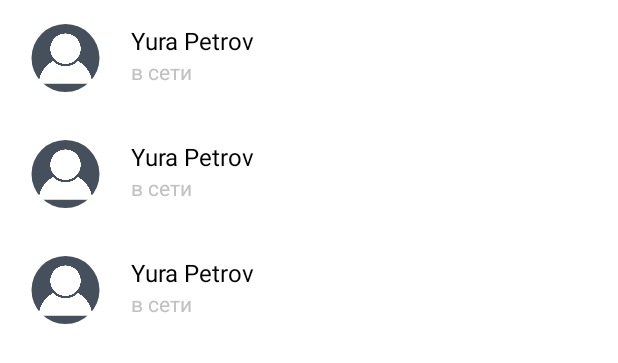
After one commit to SANWARES/CloneTelegram, an Android app: the layout fragment_contacts.xml on its own in the app's theme, with its tools: preview values and no code run, on a phone screen of 412 x 824 dp. The commit adds this screen. Shown: the top 363 px of the screen. Run offline under Robolectric (Android 15) with nearby library versions, the phone set to English and light mode, and no system bars.

Commit message:
Lesson 34

```diff
--- a/app/build.gradle
+++ b/app/build.gradle
@@ -71,4 +71,6 @@ dependencies {
     // Picasso
     implementation 'com.squareup.picasso:picasso:2.71828'
 
+    implementation 'com.firebaseui:firebase-ui-database:7.0.0'
+
 }
--- a/app/src/main/java/com/example/clonetelegram/MainActivity.kt
+++ b/app/src/main/java/com/example/clonetelegram/MainActivity.kt
@@ -23,7 +23,7 @@ class MainActivity : AppCompatActivity() {
 
     private lateinit var mBinding: ActivityMainBinding
     lateinit var mAppDrawer: AppDrawer
-    private lateinit var mToolbar: androidx.appcompat.widget.Toolbar
+    lateinit var mToolbar: androidx.appcompat.widget.Toolbar
 
     override fun onCreate(savedInstanceState: Bundle?) {
         super.onCreate(savedInstanceState)
@@ -71,7 +71,7 @@ class MainActivity : AppCompatActivity() {
 
     private fun initFields() {
         mToolbar = mBinding.mainToolbar
-        mAppDrawer = AppDrawer(this, mToolbar)
+        mAppDrawer = AppDrawer()
 
     }
 
--- /dev/null
+++ b/app/src/main/res/layout/contact_item.xml
@@ -0,0 +1,33 @@
+<?xml version="1.0" encoding="utf-8"?>
+<androidx.constraintlayout.widget.ConstraintLayout xmlns:android="http://schemas.android.com/apk/res/android"
+    xmlns:app="http://schemas.android.com/apk/res-auto"
+    xmlns:tools="http://schemas.android.com/tools"
+    style="@style/settingsButtons"
+    android:layout_width="match_parent"
+    android:layout_height="wrap_content"
+    android:layout_margin="@dimen/horizontal_margin">
+
+    <de.hdodenhof.circleimageview.CircleImageView
+        android:id="@+id/contact_photo"
+        android:layout_width="@dimen/settings_user_photo_width"
+        android:layout_height="@dimen/settings_btn_change_photo_height"
+        android:src="@drawable/default_photo"
+        app:layout_constraintBottom_toBottomOf="parent"
+        app:layout_constraintStart_toStartOf="parent"
+        app:layout_constraintTop_toTopOf="parent" />
+
+    <TextView
+        android:id="@+id/contact_fullname"
+        style="@style/normalText"
+        app:layout_constraintStart_toEndOf="@id/contact_photo"
+        app:layout_constraintTop_toTopOf="parent"
+        tools:text="Yura Petrov" />
+
+    <TextView
+        android:id="@+id/contact_status"
+        style="@style/smallText"
+        app:layout_constraintStart_toEndOf="@id/contact_photo"
+        app:layout_constraintTop_toBottomOf="@id/contact_fullname"
+        tools:text="в сети" />
+
+</androidx.constraintlayout.widget.ConstraintLayout>
--- /dev/null
+++ b/app/src/main/res/layout/fragment_contacts.xml
@@ -0,0 +1,17 @@
+<?xml version="1.0" encoding="utf-8"?>
+<FrameLayout xmlns:android="http://schemas.android.com/apk/res/android"
+    xmlns:tools="http://schemas.android.com/tools"
+    android:layout_width="match_parent"
+    android:layout_height="match_parent"
+    xmlns:app="http://schemas.android.com/apk/res-auto"
+    tools:context=".ui.fragments.ContactsFragment">
+
+
+    <androidx.recyclerview.widget.RecyclerView
+        android:id="@+id/contacts_recycle_view"
+        android:layout_width="match_parent"
+        android:layout_height="match_parent"
+        tools:listitem="@layout/contact_item"
+        app:layoutManager="androidx.recyclerview.widget.LinearLayoutManager"/>
+
+</FrameLayout>
```
Also changed, not shown: app/src/main/java/com/example/clonetelegram/ui/fragments/ContactsFragment.kt (added, +96 -0 lines), app/src/main/java/com/example/clonetelegram/ui/fragments/EnterCodeFragment.kt (+10 -6 lines), app/src/main/java/com/example/clonetelegram/ui/objects/AppDrawer.kt (+20 -12 lines), app/src/main/java/com/example/clonetelegram/utilits/appDatabaseHelper.kt (+29 -3 lines).
